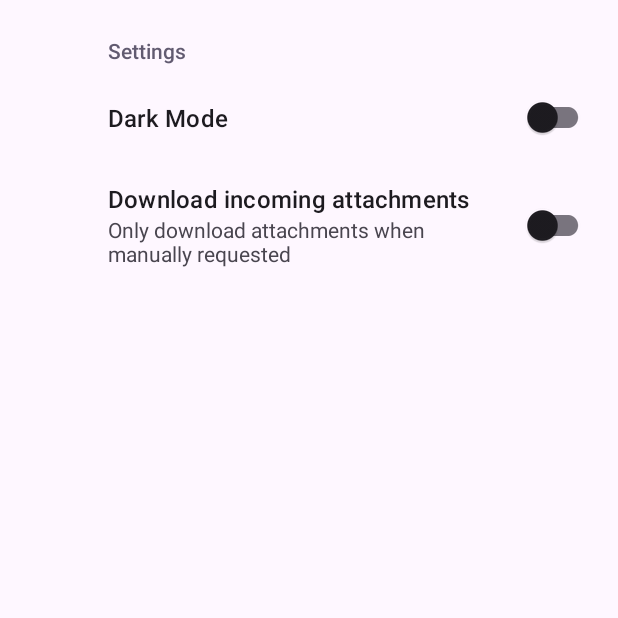
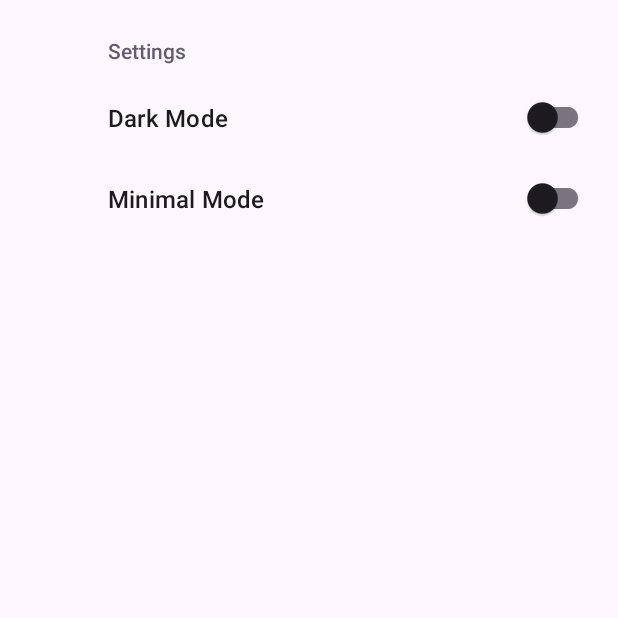
Before and after one commit to TaylorMerwin/HuskyHaze, an Android app: the SettingsActivity screen opened directly, with no data from a screen before it, on a phone screen of 412 x 824 dp, the top half of it. Run offline under Robolectric (Android 15) with nearby library versions, the phone set to English and light mode, and no system bars; our stand-ins replace androidx.preference; network calls fail.

Commit message:
Changes to setting activity display.

```diff
--- a/app/src/main/res/values/strings.xml
+++ b/app/src/main/res/values/strings.xml
@@ -10,8 +10,5 @@
 
     <!-- Sync Preferences -->
     <string name="theme_title">Dark Mode</string>
-    <string name="attachment_title">Download incoming attachments</string>
-    <string name="attachment_summary_on">Automatically download attachments for incoming emails
-    </string>
-    <string name="attachment_summary_off">Only download attachments when manually requested</string>
+    <string name="mode_title">Minimal Mode</string>
 </resources>
--- a/app/src/main/res/xml/root_preferences.xml
+++ b/app/src/main/res/xml/root_preferences.xml
@@ -7,11 +7,8 @@
             app:title="@string/theme_title" />
 
         <SwitchPreferenceCompat
-            app:dependency="sync"
             app:key="attachment"
-            app:summaryOff="@string/attachment_summary_off"
-            app:summaryOn="@string/attachment_summary_on"
-            app:title="@string/attachment_title" />
+            app:title="@string/mode_title" />
 
     </PreferenceCategory>
 
```
